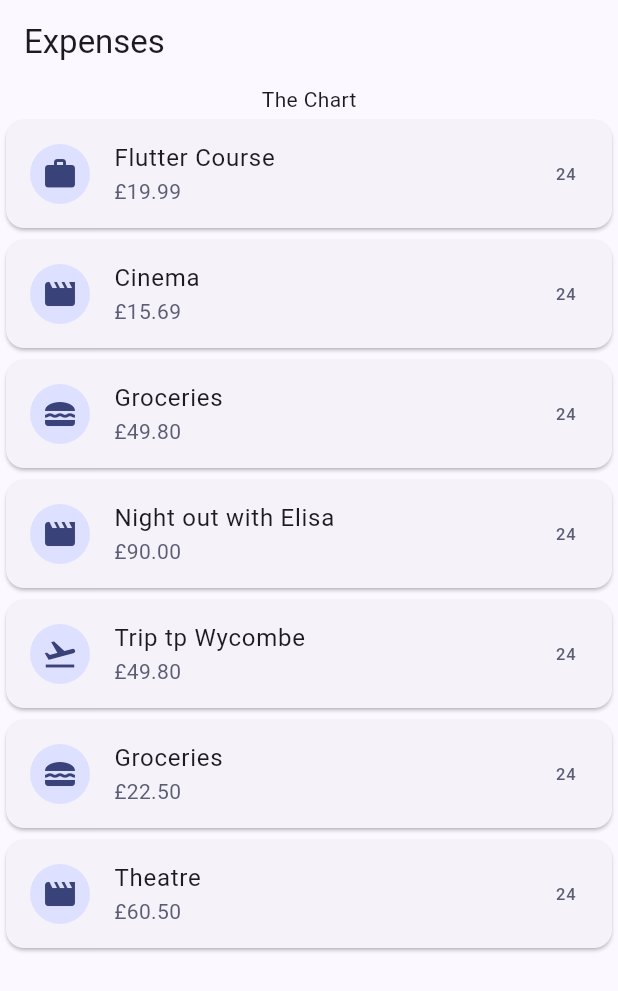
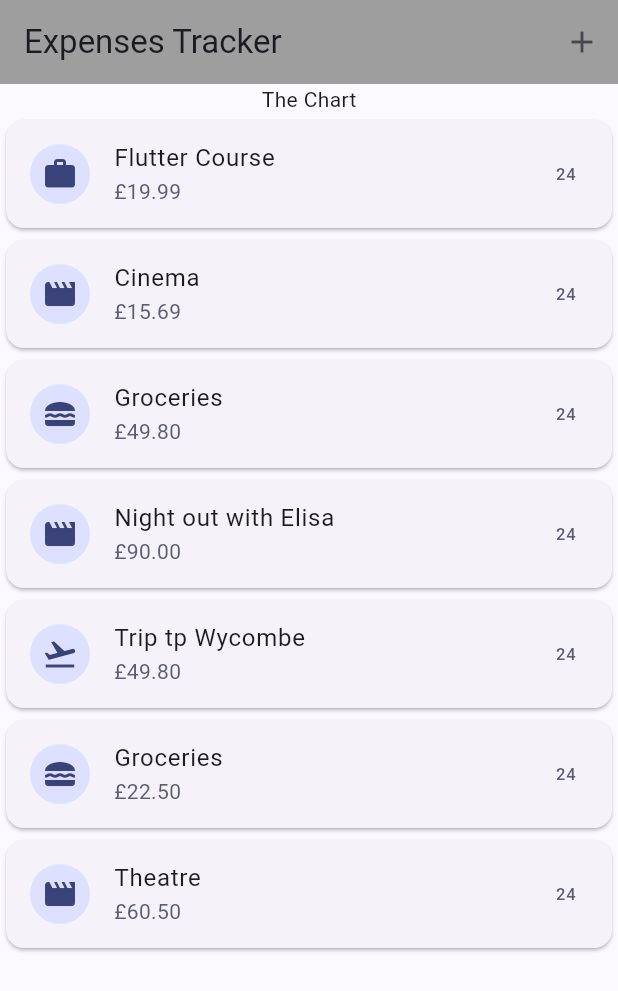
Before and after one commit to emagnu/expense_tracker, a Flutter app: the screen it shows after launch, on a phone screen of 412 x 824 dp. Shown: the top 991 px of the screen. Run offline on Flutter 3.47's test engine with Material 3 defaults, Android fonts, the phone set to English and light mode, and no system bars.

Commit message:
105. Setting an AppBar with a Title & Actions - added icons

```diff
--- a/lib/widgets/expenses.dart
+++ b/lib/widgets/expenses.dart
@@ -67,10 +67,17 @@ class _ExpensesState extends State<Expenses> {
   Widget build(BuildContext context) {
     return Scaffold(
       appBar: AppBar(
-        title: const Text('Expenses'),
+        backgroundColor: Colors.grey,
+        actions: <Widget>[
+          IconButton(onPressed: () {}, icon: const Icon(Icons.add))
+        ],
+        // title: const Text('Expenses'),
+        title: const Text('Expenses Tracker'),
       ),
       body: Column(
         children: <Widget>[
+          //  Toolbar with the Ass button => Row() -> in the appBar
+
           const Text('The Chart'),
           // Text('Expenses List ....'),
           // Expanded(child: ExpensesList(expenses: _registeredExpenses)),
```
